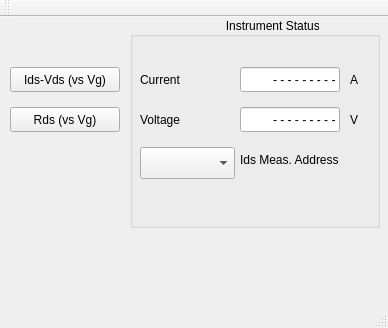
The window that mainwindow.ui (salvato/gfet) describes before a commit, drawn with Qt 5.
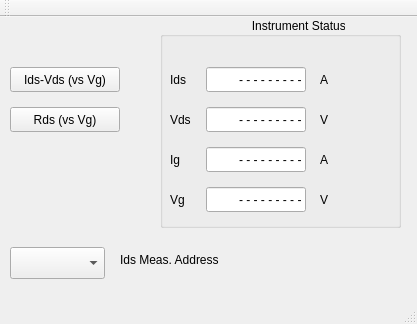
The same window after the commit.

Commit message: Working with both I-V display

What changed in the file:
```diff
--- a/mainwindow.ui
+++ b/mainwindow.ui
@@ -6,8 +6,8 @@
    <rect>
     <x>0</x>
     <y>0</y>
-    <width>388</width>
-    <height>328</height>
+    <width>417</width>
+    <height>324</height>
    </rect>
   </property>
   <property name="windowTitle">
@@ -33,9 +33,9 @@
    <widget class="QGroupBox" name="statusGroupBox">
     <property name="geometry">
      <rect>
-      <x>130</x>
+      <x>160</x>
       <y>0</y>
-      <width>250</width>
+      <width>241</width>
       <height>211</height>
      </rect>
     </property>
@@ -48,7 +48,7 @@
     <widget class="QLineEdit" name="currentEdit">
      <property name="geometry">
       <rect>
-       <x>110</x>
+       <x>46</x>
        <y>50</y>
        <width>100</width>
        <height>25</height>
@@ -67,7 +67,7 @@
     <widget class="QLabel" name="labelA">
      <property name="geometry">
       <rect>
-       <x>220</x>
+       <x>160</x>
        <y>50</y>
        <width>31</width>
        <height>25</height>
@@ -82,18 +82,18 @@
       <rect>
        <x>10</x>
        <y>50</y>
-       <width>95</width>
+       <width>31</width>
        <height>25</height>
       </rect>
      </property>
      <property name="text">
-      <string>Current</string>
+      <string>Ids</string>
      </property>
     </widget>
     <widget class="QLineEdit" name="voltageEdit">
      <property name="geometry">
       <rect>
-       <x>110</x>
+       <x>46</x>
        <y>90</y>
        <width>100</width>
        <height>25</height>
@@ -112,7 +112,7 @@
     <widget class="QLabel" name="labelV">
      <property name="geometry">
       <rect>
-       <x>220</x>
+       <x>160</x>
        <y>90</y>
        <width>31</width>
        <height>25</height>
@@ -127,20 +127,20 @@
       <rect>
        <x>10</x>
        <y>90</y>
-       <width>95</width>
+       <width>31</width>
        <height>25</height>
       </rect>
      </property>
      <property name="text">
-      <string>Voltage</string>
+      <string>Vds</string>
      </property>
     </widget>
     <widget class="QLabel" name="labelCompliance">
      <property name="geometry">
       <rect>
-       <x>110</x>
-       <y>170</y>
-       <width>100</width>
+       <x>189</x>
+       <y>50</y>
+       <width>31</width>
        <height>25</height>
       </rect>
      </property>
@@ -157,27 +157,116 @@
       <set>Qt::AlignCenter</set>
      </property>
     </widget>
-    <widget class="QLabel" name="labelIds">
+    <widget class="QLineEdit" name="vgEdit">
      <property name="geometry">
       <rect>
-       <x>110</x>
+       <x>46</x>
+       <y>170</y>
+       <width>100</width>
+       <height>25</height>
+      </rect>
+     </property>
+     <property name="text">
+      <string>- - - - - - - - -</string>
+     </property>
+     <property name="alignment">
+      <set>Qt::AlignRight|Qt::AlignTrailing|Qt::AlignVCenter</set>
+     </property>
+     <property name="readOnly">
+      <bool>true</bool>
+     </property>
+    </widget>
+    <widget class="QLabel" name="labelV_2">
+     <property name="geometry">
+      <rect>
+       <x>160</x>
+       <y>170</y>
+       <width>31</width>
+       <height>25</height>
+      </rect>
+     </property>
+     <property name="text">
+      <string>V</string>
+     </property>
+    </widget>
+    <widget class="QLineEdit" name="igEdit">
+     <property name="geometry">
+      <rect>
+       <x>46</x>
        <y>130</y>
-       <width>131</width>
+       <width>100</width>
        <height>25</height>
       </rect>
      </property>
      <property name="text">
-      <string>Ids Meas. Address</string>
+      <string>- - - - - - - - -</string>
      </property>
+     <property name="alignment">
+      <set>Qt::AlignRight|Qt::AlignTrailing|Qt::AlignVCenter</set>
+     </property>
+     <property name="readOnly">
+      <bool>true</bool>
+     </property>
     </widget>
-    <widget class="QComboBox" name="comboIds">
+    <widget class="QLabel" name="labelA_2">
      <property name="geometry">
       <rect>
+       <x>160</x>
+       <y>130</y>
+       <width>31</width>
+       <height>25</height>
+      </rect>
+     </property>
+     <property name="text">
+      <string>A</string>
+     </property>
+    </widget>
+    <widget class="QLabel" name="labelVg">
+     <property name="geometry">
+      <rect>
        <x>10</x>
+       <y>170</y>
+       <width>31</width>
+       <height>25</height>
+      </rect>
+     </property>
+     <property name="text">
+      <string>Vg</string>
+     </property>
+    </widget>
+    <widget class="QLabel" name="labelIg">
+     <property name="geometry">
+      <rect>
+       <x>10</x>
        <y>130</y>
-       <width>95</width>
-       <height>32</height>
+       <width>31</width>
+       <height>25</height>
       </rect>
+     </property>
+     <property name="text">
+      <string>Ig</string>
+     </property>
+    </widget>
+    <widget class="QLabel" name="labelIgCompliance">
+     <property name="geometry">
+      <rect>
+       <x>180</x>
+       <y>130</y>
+       <width>31</width>
+       <height>25</height>
+      </rect>
+     </property>
+     <property name="frameShape">
+      <enum>QFrame::NoFrame</enum>
+     </property>
+     <property name="lineWidth">
+      <number>0</number>
+     </property>
+     <property name="text">
+      <string/>
+     </property>
+     <property name="alignment">
+      <set>Qt::AlignCenter</set>
      </property>
     </widget>
    </widget>
@@ -194,6 +283,29 @@
      <string>Rds (vs Vg)</string>
     </property>
    </widget>
+   <widget class="QLabel" name="labelIds">
+    <property name="geometry">
+     <rect>
+      <x>120</x>
+      <y>230</y>
+      <width>131</width>
+      <height>25</height>
+     </rect>
+    </property>
+    <property name="text">
+     <string>Ids Meas. Address</string>
+    </property>
+   </widget>
+   <widget class="QComboBox" name="comboIds">
+    <property name="geometry">
+     <rect>
+      <x>10</x>
+      <y>230</y>
+      <width>95</width>
+      <height>32</height>
+     </rect>
+    </property>
+   </widget>
   </widget>
   <widget class="QToolBar" name="mainToolBar">
    <attribute name="toolBarArea">
```
Left out of the diff: 10 changed lines with no effect on the pictures. The commit also changes 2 other files.
